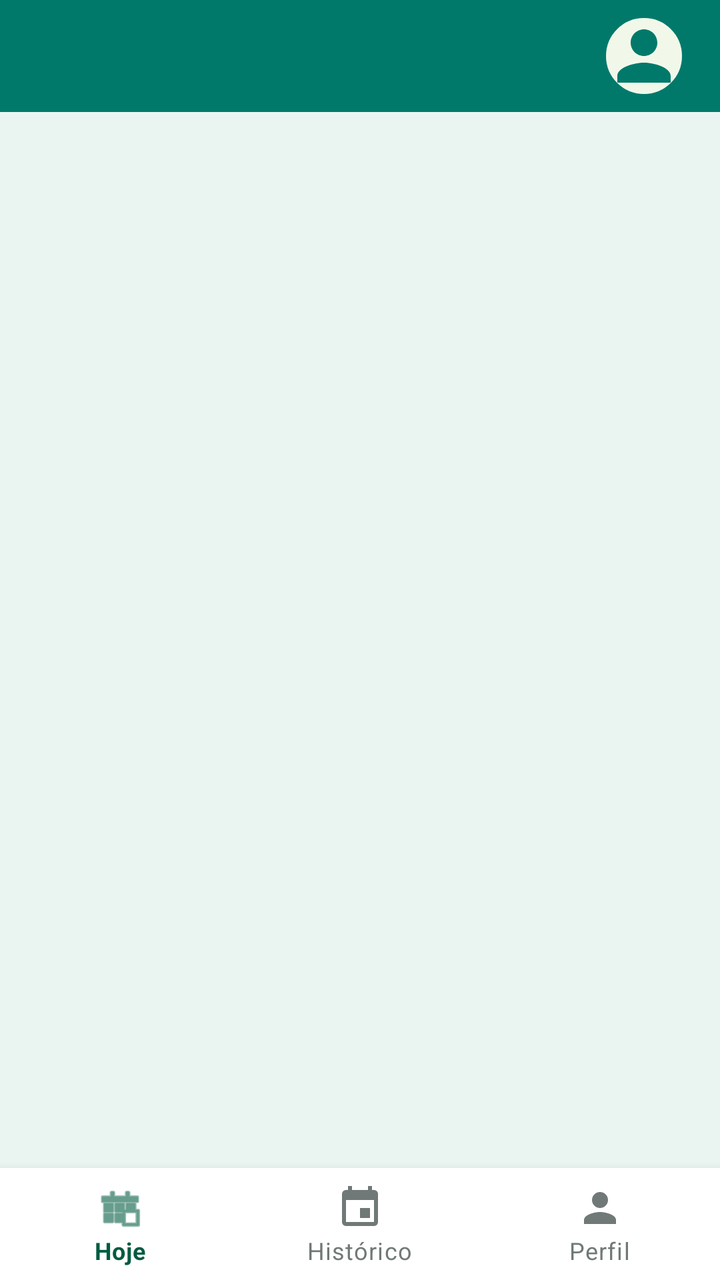
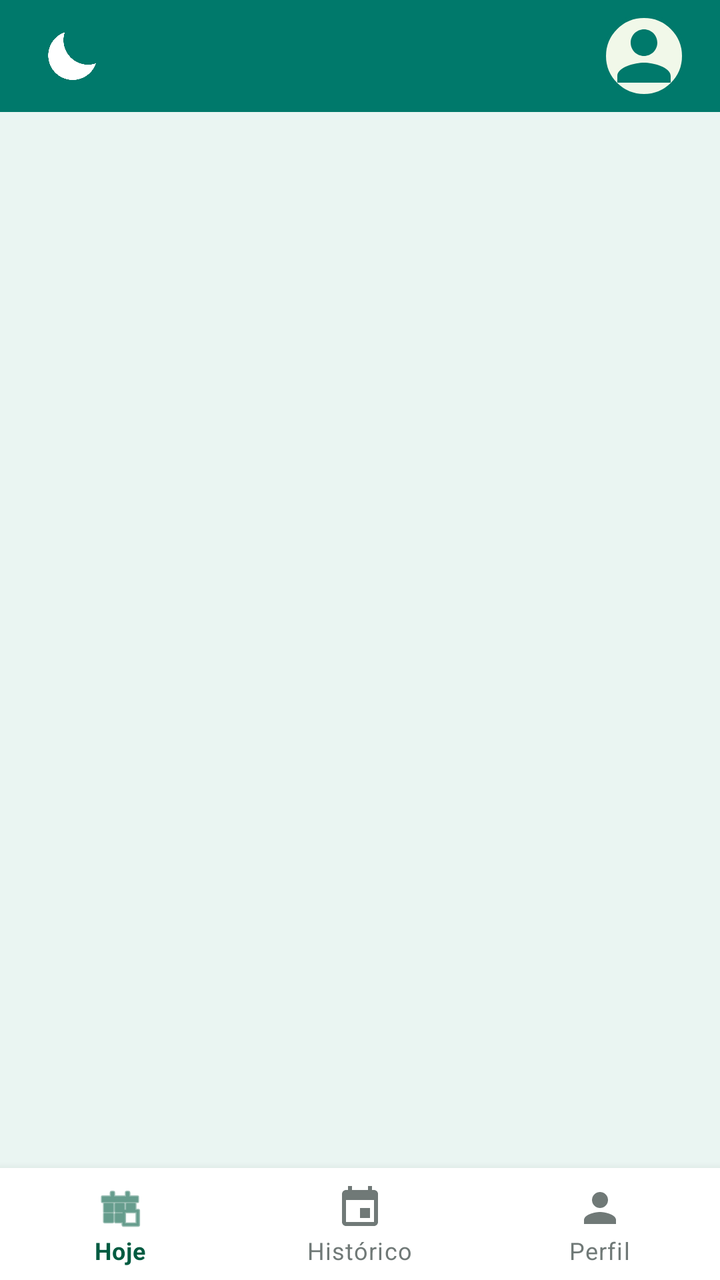

Compare the two renders of this Android layout. The source of the first and the diff that turns it into the second are given below.
<!-- AndroidManifest.xml: application theme Theme.HabitsCare -->
<!-- res/layout/activity_main.xml -->
<?xml version="1.0" encoding="utf-8"?>
<androidx.constraintlayout.widget.ConstraintLayout
    xmlns:android="http://schemas.android.com/apk/res/android"
    xmlns:app="http://schemas.android.com/apk/res-auto"
    xmlns:tools="http://schemas.android.com/tools"
    android:id="@+id/main"
    android:layout_width="match_parent"
    android:layout_height="match_parent"
    android:background="#EAF5F2"
    tools:context=".MainActivity">

    
    <com.google.android.material.appbar.AppBarLayout
        android:id="@+id/appBarLayout"
        android:layout_width="match_parent"
        android:layout_height="wrap_content"
        app:layout_constraintTop_toTopOf="parent">

        <com.google.android.material.appbar.MaterialToolbar
            android:id="@+id/toolbar"
            android:layout_width="match_parent"
            android:layout_height="?attr/actionBarSize"
            app:popupTheme="@style/SettingsPopUp">

            
            <com.google.android.material.imageview.ShapeableImageView
                android:id="@+id/ivFotoHeader"
                android:layout_width="44dp"
                android:layout_height="44dp"
                android:layout_gravity="end"
                android:layout_marginEnd="16dp"
                android:background="@color/bg_input"
                android:contentDescription="Perfil"
                android:padding="2dp"
                android:scaleType="centerCrop"
                android:src="@drawable/ic_pessoa"
                app:shapeAppearanceOverlay="@style/ShapeAppearance.HabitsCare.Circle"
                app:strokeColor="@color/brand_green_primary"
                app:strokeWidth="2dp" />

        </com.google.android.material.appbar.MaterialToolbar>
    </com.google.android.material.appbar.AppBarLayout>

    
    <include
        layout="@layout/content_main"
        android:layout_width="0dp"
        android:layout_height="0dp"
        app:layout_constraintTop_toBottomOf="@id/appBarLayout"
        app:layout_constraintBottom_toTopOf="@id/bottomNav"
        app:layout_constraintStart_toStartOf="parent"
        app:layout_constraintEnd_toEndOf="parent" />

    
    <com.google.android.material.bottomnavigation.BottomNavigationView
        android:id="@+id/bottomNav"
        android:layout_width="match_parent"
        android:layout_height="wrap_content"
        android:background="#FFFFFF"
        app:layout_constraintBottom_toBottomOf="parent"
        app:layout_constraintStart_toStartOf="parent"
        app:layout_constraintEnd_toEndOf="parent"
        app:menu="@menu/bottom_menu_main"
        app:labelVisibilityMode="labeled"
        app:itemIconTint="@color/bottom_nav_colors"
        app:itemTextColor="@color/bottom_nav_colors"
        app:itemRippleColor="#1A005B41" />

</androidx.constraintlayout.widget.ConstraintLayout>
<!-- res/layout/content_main.xml (included above) -->
<?xml version="1.0" encoding="utf-8"?>
<androidx.fragment.app.FragmentContainerView
    xmlns:android="http://schemas.android.com/apk/res/android"
    android:id="@+id/fragmentContainer"
    android:layout_width="match_parent"
    android:layout_height="match_parent" />
<!-- resources referenced by this layout -->
<resources>
  <color name="bg_input">#F1F8E9</color>
  <color name="brand_green_primary">#00796B</color>
  <!-- drawable ic_pessoa (drawable) -->
  <?xml version="1.0" encoding="utf-8"?>
  <vector xmlns:android="http://schemas.android.com/apk/res/android"
      android:width="96dp"
      android:height="96dp"
      android:viewportWidth="24"
      android:viewportHeight="24">
      <path
          android:fillColor="@color/brand_green_primary"
          android:pathData="M12,12c2.21,0 4,-1.79 4,-4s-1.79,-4 -4,-4 -4,1.79 -4,4 1.79,4 4,4zM12,14c-2.67,0 -8,1.34 -8,4v2h16v-2c0,-2.66 -5.33,-4 -8,-4z" />
  </vector>
  <style name="SettingsPopUp" parent="ThemeOverlay.MaterialComponents.Light" />
  <style name="ShapeAppearance.HabitsCare.Circle" parent="">
          <item name="cornerFamily">rounded</item>
          <item name="cornerSize">50%</item>
      </style>
  <style name="Theme.HabitsCare" parent="Theme.MaterialComponents.DayNight.NoActionBar">
          <item name="colorPrimary">@color/brand_green_primary</item>
          <item name="colorPrimaryVariant">@color/brand_green_dark</item>
          <item name="colorOnPrimary">@color/white</item>
      </style>
  <color name="brand_green_dark">#004D40</color>
  <color name="white">#FFFFFF</color>
</resources>

<!-- the commit's change to res/layout/activity_main.xml (unified diff, before → after) -->
@@ -6,12 +6,13 @@
     android:id="@+id/main"
     android:layout_width="match_parent"
     android:layout_height="match_parent"
-    android:background="#EAF5F2"
+    style="@style/background"
     tools:context=".MainActivity">
 
     
     <com.google.android.material.appbar.AppBarLayout
         android:id="@+id/appBarLayout"
+        style="@style/BarraSuperior"
         android:layout_width="match_parent"
         android:layout_height="wrap_content"
         app:layout_constraintTop_toTopOf="parent">
@@ -20,7 +21,20 @@
             android:id="@+id/toolbar"
             android:layout_width="match_parent"
             android:layout_height="?attr/actionBarSize"
+            app:menu="@menu/top_menu_main"
             app:popupTheme="@style/SettingsPopUp">
+
+            <ImageView
+                android:id="@+id/ivThemeToggle"
+                android:layout_width="40dp"
+                android:layout_height="40dp"
+                android:layout_gravity="start|center_vertical"
+                android:layout_marginStart="16dp"
+                android:background="?attr/selectableItemBackgroundBorderless"
+                android:clickable="true"
+                android:focusable="true"
+                android:padding="8dp"
+                android:src="@drawable/moon" />
 
             
             <com.google.android.material.imageview.ShapeableImageView
@@ -54,17 +68,16 @@
     
     <com.google.android.material.bottomnavigation.BottomNavigationView
         android:id="@+id/bottomNav"
+        style="@style/MenuInferior"
         android:layout_width="match_parent"
         android:layout_height="wrap_content"
-        android:background="#FFFFFF"
         app:layout_constraintBottom_toBottomOf="parent"
         app:layout_constraintStart_toStartOf="parent"
         app:layout_constraintEnd_toEndOf="parent"
         app:menu="@menu/bottom_menu_main"
         app:labelVisibilityMode="labeled"
         app:itemIconTint="@color/bottom_nav_colors"
-        app:itemTextColor="@color/bottom_nav_colors"
-        app:itemRippleColor="#1A005B41" />
+        app:itemTextColor="@color/bottom_nav_colors" />
 
 </androidx.constraintlayout.widget.ConstraintLayout>
 <!-- res/layout/content_main.xml (included above) -->
<!-- resource entries referenced after the edit -->
@@ -13,10 +13,22 @@
           android:fillColor="@color/brand_green_primary"
           android:pathData="M12,12c2.21,0 4,-1.79 4,-4s-1.79,-4 -4,-4 -4,1.79 -4,4 1.79,4 4,4zM12,14c-2.67,0 -8,1.34 -8,4v2h16v-2c0,-2.66 -5.33,-4 -8,-4z" />
   </vector>
+  <!-- drawable moon: png bitmap (drawable, 50004 bytes) -->
+  <style name="BarraSuperior" parent="Widget.Design.AppBarLayout">
+          <item name="android:background">@color/brand_green_primary</item>
+          <item name="elevation">0dp</item>
+      </style>
+  <style name="MenuInferior" parent="Widget.MaterialComponents.BottomNavigationView">
+          <item name="android:background">#FFFFFF</item>
+          <item name="itemRippleColor">#1A005B41</item>
+      </style>
   <style name="SettingsPopUp" parent="ThemeOverlay.MaterialComponents.Light" />
   <style name="ShapeAppearance.HabitsCare.Circle" parent="">
           <item name="cornerFamily">rounded</item>
           <item name="cornerSize">50%</item>
+      </style>
+  <style name="background">
+          <item name="android:background">#EAF5F2</item>
       </style>
   <style name="Theme.HabitsCare" parent="Theme.MaterialComponents.DayNight.NoActionBar">
           <item name="colorPrimary">@color/brand_green_primary</item>
